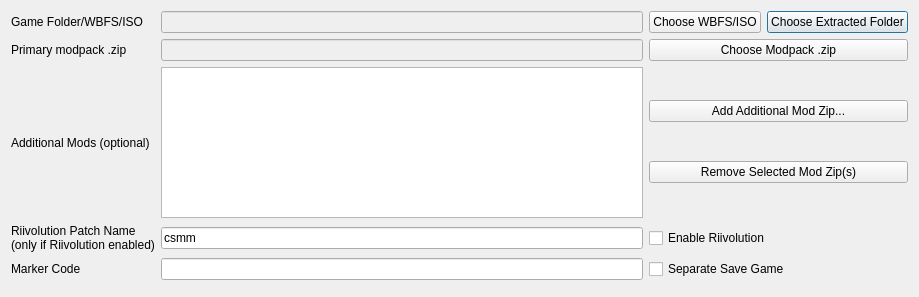
FortuneStreetModding/csmm-qt, file quicksetupdialog.ui: the form before one commit.
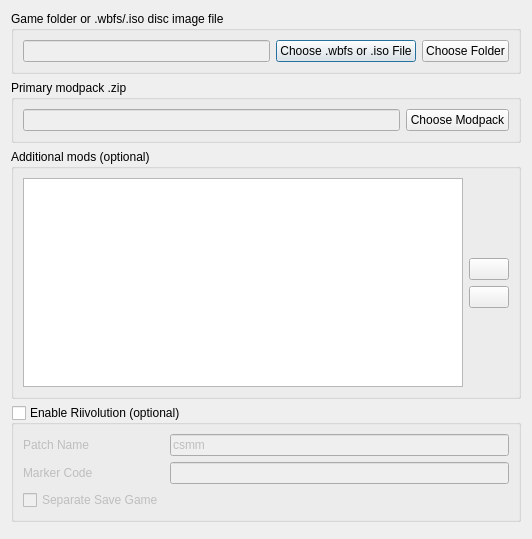
The form after the commit. Icons and pictures are not drawn.

Commit message: Update Quick Setup UI and fix issue where the Use Highlight Checkbox was having no effect

```diff
--- a/quicksetupdialog.ui
+++ b/quicksetupdialog.ui
@@ -9,8 +9,8 @@
    <rect>
     <x>0</x>
     <y>0</y>
-    <width>919</width>
-    <height>297</height>
+    <width>532</width>
+    <height>539</height>
    </rect>
   </property>
   <property name="windowTitle">
@@ -19,42 +19,175 @@
   <property name="modal">
    <bool>true</bool>
   </property>
-  <layout class="QGridLayout" name="gridLayout">
-   <item row="5" column="2" colspan="2">
-    <widget class="QCheckBox" name="enableRiivolution">
-     <property name="text">
-      <string>Enable Riivolution</string>
+  <layout class="QVBoxLayout" name="verticalLayout">
+   <item>
+    <widget class="QGroupBox" name="groupBox">
+     <property name="title">
+      <string>Game folder or .wbfs/.iso disc image file</string>
      </property>
+     <layout class="QHBoxLayout" name="horizontalLayout">
+      <item>
+       <widget class="QLineEdit" name="inputGameLoc">
+        <property name="enabled">
+         <bool>false</bool>
+        </property>
+       </widget>
+      </item>
+      <item>
+       <widget class="QPushButton" name="chooseInputWbfsIso">
+        <property name="text">
+         <string>Choose .wbfs or .iso File</string>
+        </property>
+       </widget>
+      </item>
+      <item>
+       <widget class="QPushButton" name="chooseInputGameFolder">
+        <property name="text">
+         <string>Choose Folder</string>
+        </property>
+       </widget>
+      </item>
+     </layout>
     </widget>
    </item>
-   <item row="0" column="1">
-    <widget class="QLineEdit" name="inputGameLoc">
-     <property name="enabled">
+   <item>
+    <widget class="QGroupBox" name="groupBox_2">
+     <property name="title">
+      <string>Primary modpack .zip</string>
+     </property>
+     <layout class="QHBoxLayout" name="horizontalLayout_2">
+      <item>
+       <widget class="QLineEdit" name="modpackZip">
+        <property name="enabled">
+         <bool>false</bool>
+        </property>
+       </widget>
+      </item>
+      <item>
+       <widget class="QPushButton" name="chooseModpackZip">
+        <property name="text">
+         <string>Choose Modpack</string>
+        </property>
+       </widget>
+      </item>
+     </layout>
+    </widget>
+   </item>
+   <item>
+    <widget class="QGroupBox" name="groupBox_3">
+     <property name="title">
+      <string>Additional mods (optional)</string>
+     </property>
+     <property name="checkable">
       <bool>false</bool>
      </property>
+     <property name="checked">
+      <bool>false</bool>
+     </property>
+     <layout class="QHBoxLayout" name="horizontalLayout_3">
+      <item>
+       <widget class="QListWidget" name="additionalMods"/>
+      </item>
+      <item>
+       <layout class="QVBoxLayout" name="additionalModButtons">
+        <item>
+         <spacer name="verticalSpacer">
+          <property name="orientation">
+           <enum>Qt::Vertical</enum>
+          </property>
+          <property name="sizeHint" stdset="0">
+           <size>
+            <width>20</width>
+            <height>40</height>
+           </size>
+          </property>
+         </spacer>
+        </item>
+        <item>
+         <widget class="QPushButton" name="addModZip">
+          <property name="text">
+           <string/>
+          </property>
+          <property name="icon">
+           <iconset theme="list-add"/>
+          </property>
+         </widget>
+        </item>
+        <item>
+         <widget class="QPushButton" name="removeModZip">
+          <property name="text">
+           <string/>
+          </property>
+          <property name="icon">
+           <iconset theme="list-remove"/>
+          </property>
+         </widget>
+        </item>
+        <item>
+         <spacer name="verticalSpacer_2">
+          <property name="orientation">
+           <enum>Qt::Vertical</enum>
+          </property>
+          <property name="sizeHint" stdset="0">
+           <size>
+            <width>20</width>
+            <height>40</height>
+           </size>
+          </property>
+         </spacer>
+        </item>
+       </layout>
+      </item>
+     </layout>
     </widget>
    </item>
-   <item row="4" column="0">
-    <widget class="QLabel" name="additionalModLabel">
-     <property name="enabled">
+   <item>
+    <widget class="QGroupBox" name="enableRiivolutionGroupBox">
+     <property name="title">
+      <string>Enable Riivolution (optional)</string>
+     </property>
+     <property name="checkable">
       <bool>true</bool>
      </property>
-     <property name="text">
-      <string>Additional Mods (optional)</string>
+     <property name="checked">
+      <bool>false</bool>
      </property>
+     <layout class="QGridLayout" name="gridLayout">
+      <item row="1" column="1">
+       <widget class="QLineEdit" name="markerCode"/>
+      </item>
+      <item row="0" column="0">
+       <widget class="QLabel" name="riivolutionPatchNameLabel">
+        <property name="text">
+         <string>Patch Name</string>
+        </property>
+       </widget>
+      </item>
+      <item row="0" column="1">
+       <widget class="QLineEdit" name="riivolutionPatchName">
+        <property name="text">
+         <string>csmm</string>
+        </property>
+       </widget>
+      </item>
+      <item row="1" column="0">
+       <widget class="QLabel" name="label_5">
+        <property name="text">
+         <string>Marker Code</string>
+        </property>
+       </widget>
+      </item>
+      <item row="2" column="0">
+       <widget class="QCheckBox" name="separateSaveGame">
+        <property name="text">
+         <string>Separate Save Game</string>
+        </property>
+       </widget>
+      </item>
+     </layout>
     </widget>
    </item>
-   <item row="0" column="3">
-    <widget class="QPushButton" name="chooseInputGameFolder">
-     <property name="text">
-      <string>Choose Extracted Folder</string>
-     </property>
-    </widget>
-   </item>
-   <item row="4" column="1">
-    <widget class="QListWidget" name="additionalMods"/>
-   </item>
-   <item row="7" column="0" colspan="4">
+   <item>
     <widget class="QDialogButtonBox" name="buttonBox">
      <property name="enabled">
       <bool>true</bool>
@@ -67,91 +200,6 @@
      </property>
     </widget>
    </item>
-   <item row="1" column="0">
-    <widget class="QLabel" name="label_2">
-     <property name="text">
-      <string>Primary modpack .zip</string>
-     </property>
-    </widget>
-   </item>
-   <item row="6" column="0">
-    <widget class="QLabel" name="label_5">
-     <property name="text">
-      <string>Marker Code</string>
-     </property>
-    </widget>
-   </item>
-   <item row="0" column="2">
-    <widget class="QPushButton" name="chooseInputWbfsIso">
-     <property name="text">
-      <string>Choose WBFS/ISO</string>
-     </property>
-    </widget>
-   </item>
-   <item row="1" column="2" colspan="2">
-    <widget class="QPushButton" name="chooseModpackZip">
-     <property name="text">
-      <string>Choose Modpack .zip</string>
-     </property>
-    </widget>
-   </item>
-   <item row="1" column="1">
-    <widget class="QLineEdit" name="modpackZip">
-     <property name="enabled">
-      <bool>false</bool>
-     </property>
-    </widget>
-   </item>
-   <item row="6" column="1">
-    <widget class="QLineEdit" name="markerCode"/>
-   </item>
-   <item row="5" column="1">
-    <widget class="QLineEdit" name="riivolutionPatchName">
-     <property name="text">
-      <string>csmm</string>
-     </property>
-    </widget>
-   </item>
-   <item row="6" column="2" colspan="2">
-    <widget class="QCheckBox" name="separateSaveGame">
-     <property name="text">
-      <string>Separate Save Game</string>
-     </property>
-    </widget>
-   </item>
-   <item row="0" column="0">
-    <widget class="QLabel" name="label">
-     <property name="text">
-      <string>Game Folder/WBFS/ISO</string>
-     </property>
-    </widget>
-   </item>
-   <item row="5" column="0">
-    <widget class="QLabel" name="riivolutionPatchNameLabel">
-     <property name="text">
-      <string>Riivolution Patch Name
-(only if Riivolution enabled)</string>
-     </property>
-    </widget>
-   </item>
-   <item row="4" column="2" colspan="2">
-    <layout class="QVBoxLayout" name="additionalModButtons">
-     <item>
-      <widget class="QPushButton" name="addModZip">
-       <property name="text">
-        <string>Add Additional Mod Zip...</string>
-       </property>
-      </widget>
-     </item>
-     <item>
-      <widget class="QPushButton" name="removeModZip">
-       <property name="text">
-        <string>Remove Selected Mod Zip(s)</string>
-       </property>
-      </widget>
-     </item>
-    </layout>
-   </item>
   </layout>
  </widget>
  <tabstops>
```
Left out of the diff: 10 changed lines with no effect on the pictures. The commit also changes 3 other files.
